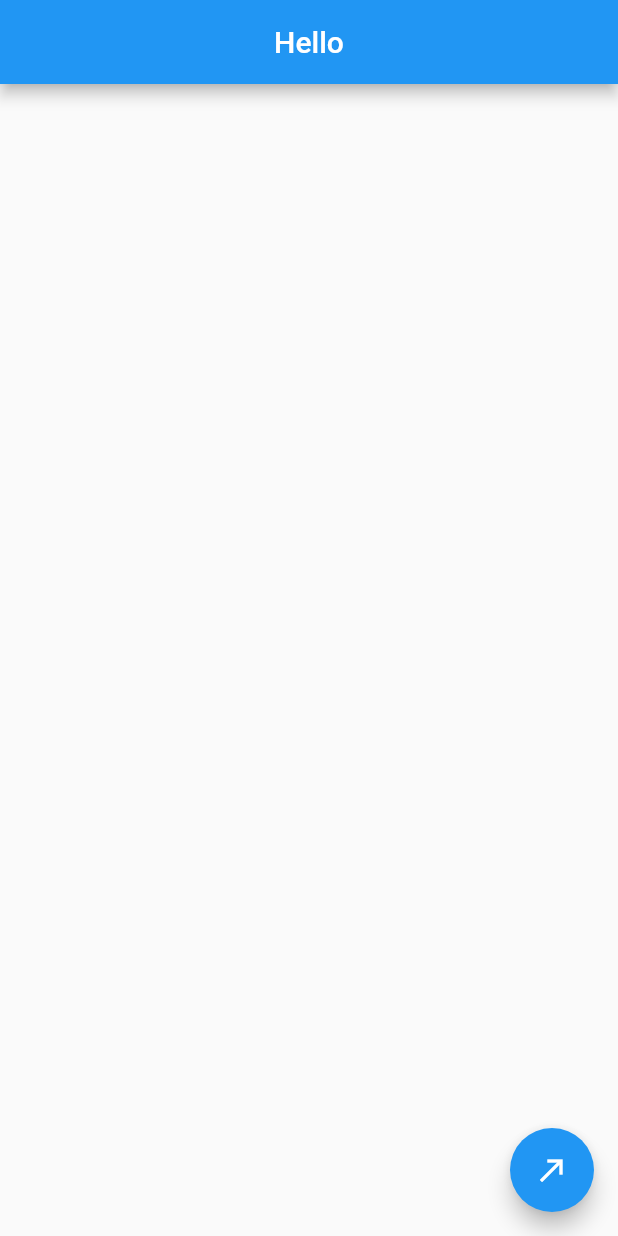
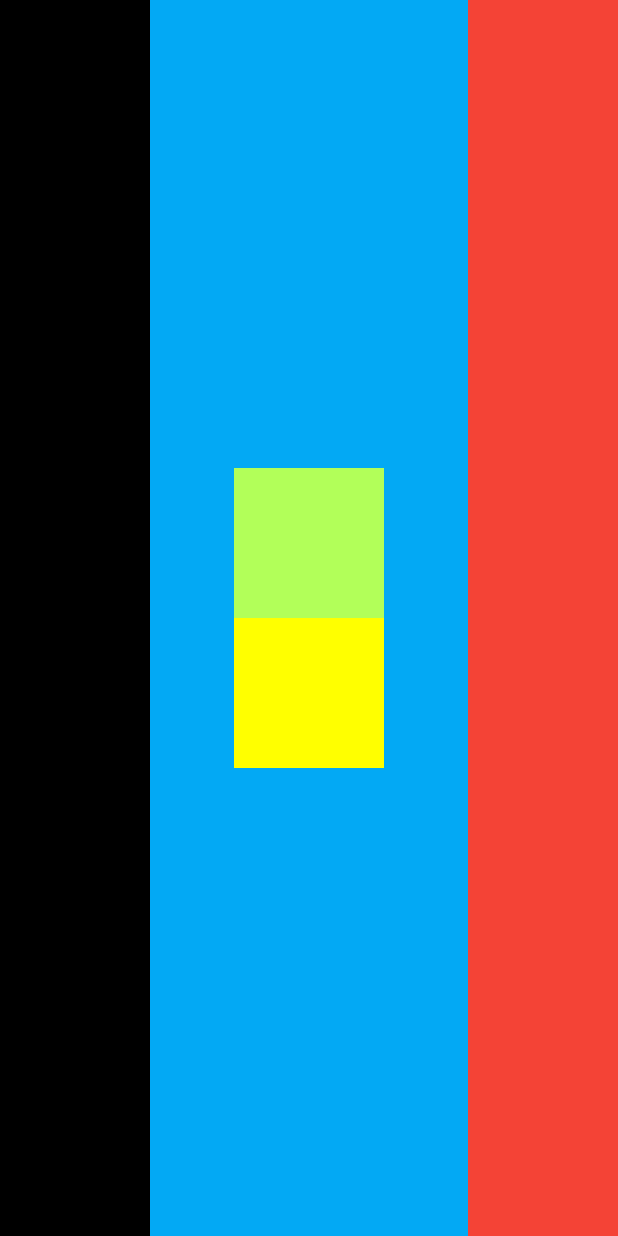
Before and after one commit to londonappbrewery/mi_card_flutter, a Flutter app: the screen it shows after launch, on a phone screen of 412 x 824 dp. Run offline on Flutter 3.47's test engine with Material 2 defaults, Android fonts, the phone set to English and light mode, and no system bars.

Commit message:
rows and coluns layout challenge

```diff
--- a/lib/main.dart
+++ b/lib/main.dart
@@ -10,13 +10,35 @@ class MiCard extends StatelessWidget {
     return MaterialApp(
       debugShowCheckedModeBanner: false,
       home: Scaffold(
-        appBar: AppBar(
-          centerTitle: true,
-          title: Text("Hello"),
-        ),
-        floatingActionButton: FloatingActionButton(
-          onPressed: () => {},
-          child: Icon(Icons.call_made),
+        backgroundColor: Colors.lightBlue,
+        body: SafeArea(
+          child: Row(
+              crossAxisAlignment: CrossAxisAlignment.stretch,
+              mainAxisAlignment: MainAxisAlignment.spaceBetween,
+              children: <Widget>[
+                Container(
+                  width: 100.0,
+                  color: Colors.black,
+                ),
+                Column(
+                    mainAxisAlignment: MainAxisAlignment.center,
+                    children: <Widget>[
+                      Container(
+                        height: 100.0,
+                        width: 100.0,
+                        color: Colors.lightGreenAccent,
+                      ),
+                      Container(
+                        height: 100.0,
+                        width: 100.0,
+                        color: Colors.yellowAccent,
+                      )
+                    ]),
+                Container(
+                  width: 100.0,
+                  color: Colors.red,
+                ),
+              ]),
         ),
       ),
     );
```
